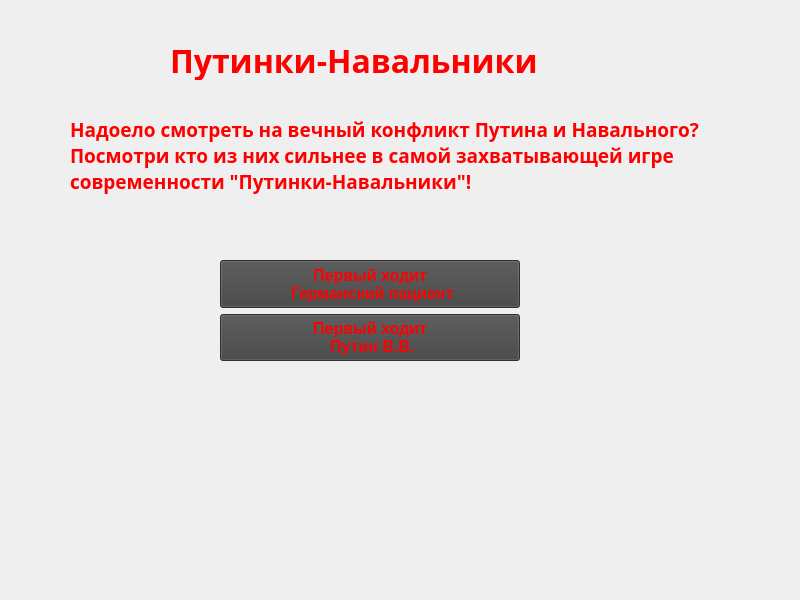
Qt form XO/mainw.ui (AlexShemyakin/P_N) before a commit.
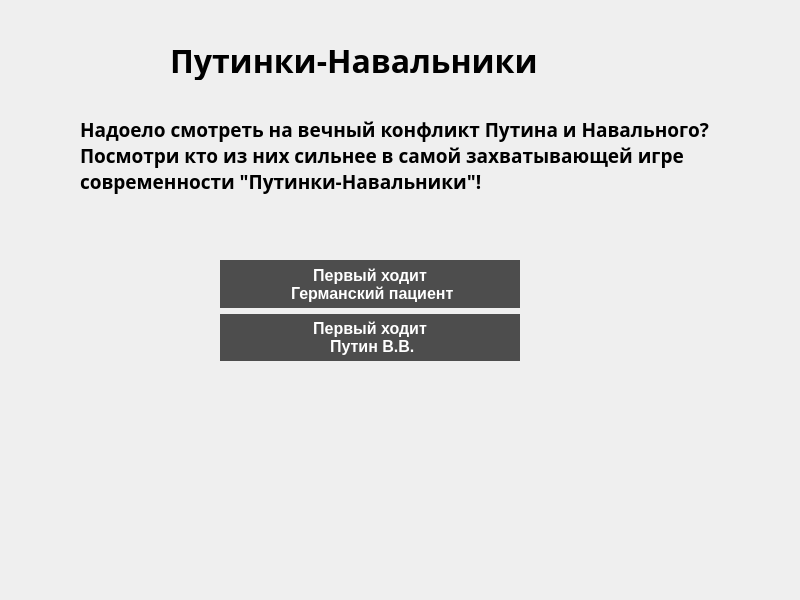
The same form after that commit. Icons and pictures are not drawn.

```diff
--- a/XO/mainw.ui
+++ b/XO/mainw.ui
@@ -82,14 +82,28 @@
       <pointsize>24</pointsize>
       <weight>75</weight>
       <bold>true</bold>
+      <strikeout>false</strikeout>
      </font>
     </property>
+    <property name="autoFillBackground">
+     <bool>false</bool>
+    </property>
     <property name="styleSheet">
-     <string notr="true">color: rgb(255, 0, 0);</string>
+     <string notr="true">color: rgb(0, 0, 0);
+border:none;</string>
     </property>
     <property name="text">
      <string>Путинки-Навальники</string>
     </property>
+    <property name="scaledContents">
+     <bool>false</bool>
+    </property>
+    <property name="indent">
+     <number>-1</number>
+    </property>
+    <property name="openExternalLinks">
+     <bool>true</bool>
+    </property>
    </widget>
    <widget class="QLabel" name="label_2">
     <property name="enabled">
@@ -97,7 +111,7 @@
     </property>
     <property name="geometry">
      <rect>
-      <x>70</x>
+      <x>80</x>
       <y>90</y>
       <width>661</width>
       <height>131</height>
@@ -121,15 +135,24 @@
      <bool>false</bool>
     </property>
     <property name="styleSheet">
-     <string notr="true">color: rgb(255, 0, 0);</string>
+     <string notr="true">color: rgb(0, 0, 0);</string>
+    </property>
+    <property name="frameShape">
+     <enum>QFrame::NoFrame</enum>
     </property>
     <property name="text">
      <string>Надоело смотреть на вечный конфликт Путина и Навального?
 Посмотри кто из них сильнее в самой захватывающей игре
 современности &quot;Путинки-Навальники&quot;! </string>
     </property>
+    <property name="margin">
+     <number>-2</number>
+    </property>
+    <property name="indent">
+     <number>-1</number>
+    </property>
    </widget>
-   <widget class="QWidget" name="">
+   <widget class="QWidget" name="layoutWidget">
     <property name="geometry">
      <rect>
       <x>220</x>
@@ -166,9 +189,16 @@
          <bold>true</bold>
         </font>
        </property>
+       <property name="focusPolicy">
+        <enum>Qt::NoFocus</enum>
+       </property>
+       <property name="autoFillBackground">
+        <bool>false</bool>
+       </property>
        <property name="styleSheet">
-        <string notr="true">background-color: rgb(66, 66, 66);
-color: rgb(255, 0, 0);</string>
+        <string notr="true">color: rgb(255, 255, 255);
+border:none;
+background-color: rgb(77, 77, 77);</string>
        </property>
        <property name="text">
         <string>Первый ходит 
@@ -212,9 +242,16 @@
          <bold>true</bold>
         </font>
        </property>
+       <property name="focusPolicy">
+        <enum>Qt::NoFocus</enum>
+       </property>
+       <property name="autoFillBackground">
+        <bool>false</bool>
+       </property>
        <property name="styleSheet">
-        <string notr="true">background-color: rgb(66, 66, 66);
-color: rgb(255, 0, 0);</string>
+        <string notr="true">color: rgb(255, 255, 255);
+border:none;
+background-color: rgb(77, 77, 77);</string>
        </property>
        <property name="text">
         <string>Первый ходит
```
Left out of the diff: 31 changed lines with no effect on the pictures.
